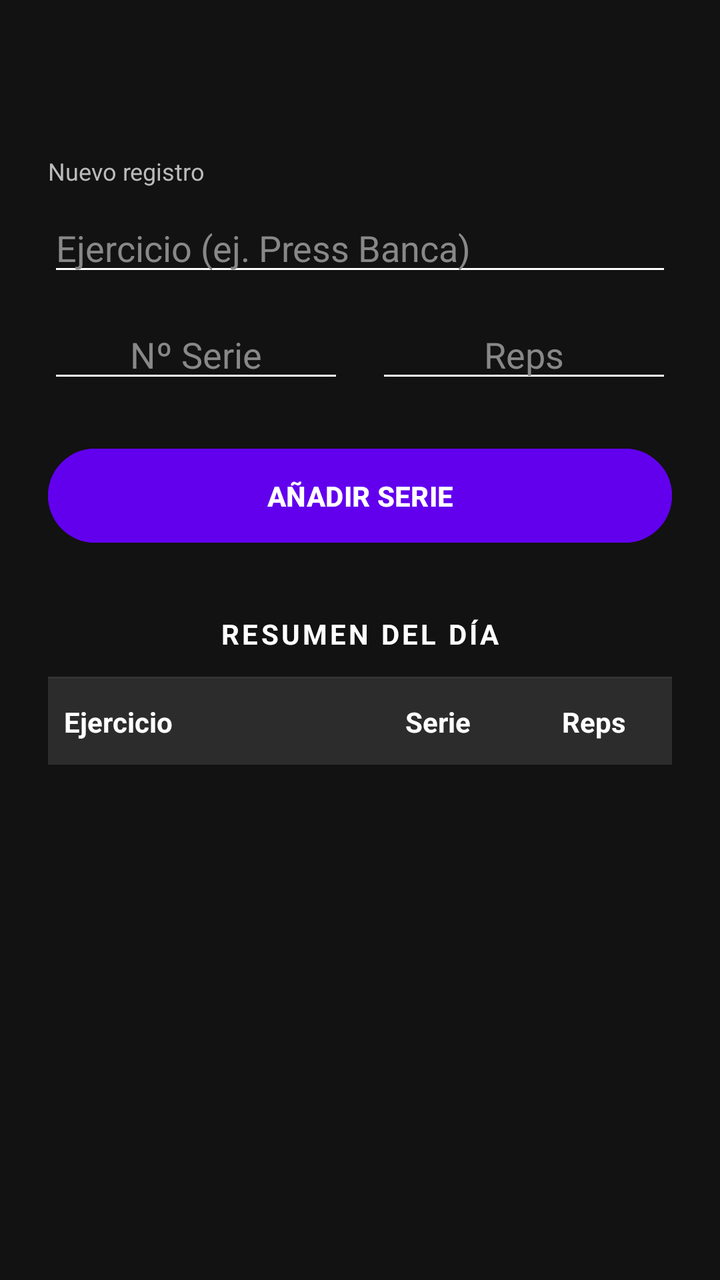
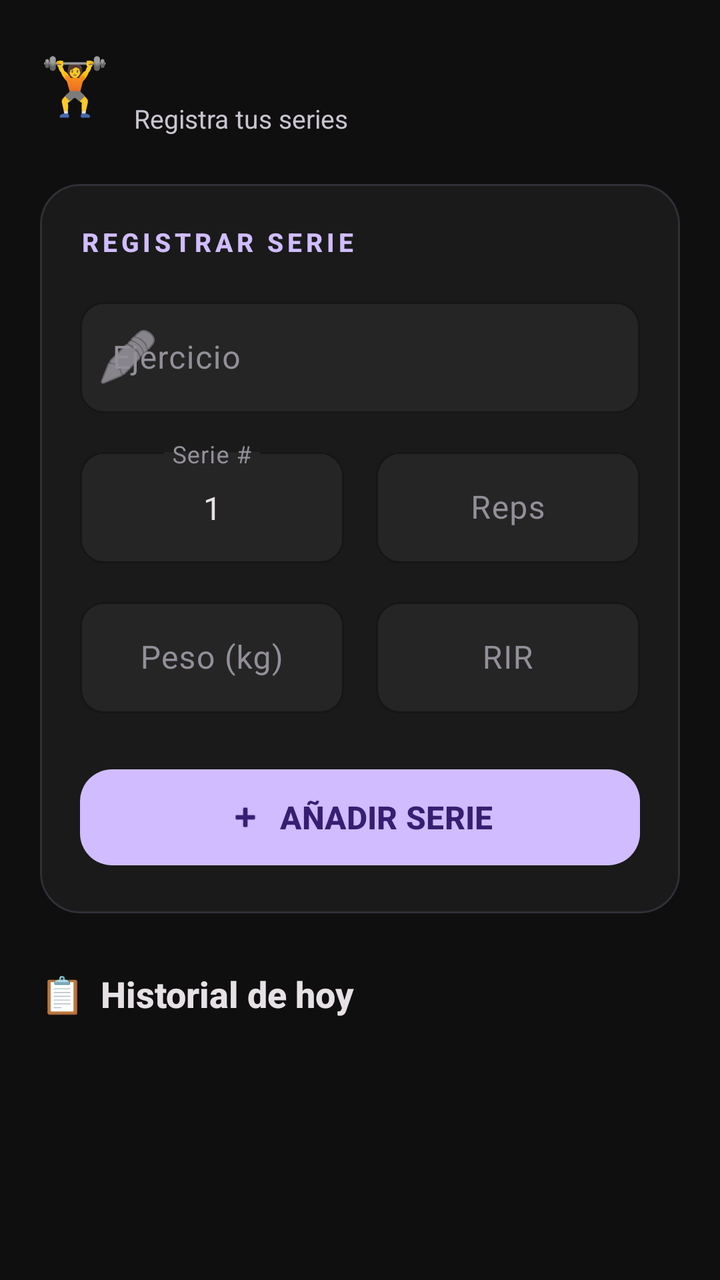

Compare the two renders of this Android layout. The source of the first and the diff that turns it into the second are given below.
<!-- AndroidManifest.xml: application theme Theme.TrackMyTraining -->
<!-- res/layout/activity_registro.xml -->
<ScrollView xmlns:android="http://schemas.android.com/apk/res/android"
    android:layout_width="match_parent"
    android:layout_height="match_parent"
    android:background="#121212"
    android:fitsSystemWindows="true"
    android:fillViewport="true"> <LinearLayout
    android:layout_width="match_parent"
    android:layout_height="wrap_content"
    android:padding="24dp"
    android:orientation="vertical">

    <TextView
        android:id="@+id/tvTituloFecha"
        android:layout_width="match_parent"
        android:layout_height="wrap_content"
        android:textSize="22sp"
        android:textStyle="bold"
        android:textColor="#FFFFFF"
        android:gravity="center_horizontal"
        android:layout_marginBottom="24dp"/>

    <TextView
        android:layout_width="wrap_content"
        android:layout_height="wrap_content"
        android:text="Nuevo registro"
        android:textColor="#BBBBBB"
        android:textSize="12sp"
        android:layout_marginBottom="8dp"/>

    <EditText
        android:id="@+id/etEjercicio"
        android:layout_width="match_parent"
        android:layout_height="wrap_content"
        android:textColor="#FFFFFF"
        android:textColorHint="#888888"
        android:backgroundTint="#FFFFFF"
        android:hint="Ejercicio (ej. Press Banca)"
        android:inputType="textCapSentences"
        android:layout_marginBottom="12dp"/>

    <LinearLayout
        android:layout_width="match_parent"
        android:layout_height="wrap_content"
        android:orientation="horizontal"
        android:baselineAligned="false">

        <EditText
            android:id="@+id/etNumSerie"
            android:layout_width="0dp"
            android:layout_weight="1"
            android:layout_height="wrap_content"
            android:inputType="number"
            android:textColor="#FFFFFF"
            android:textColorHint="#888888"
            android:backgroundTint="#FFFFFF"
            android:hint="Nº Serie"
            android:gravity="center"
            android:layout_marginEnd="16dp"/>

        <EditText
            android:id="@+id/etReps"
            android:layout_width="0dp"
            android:layout_weight="1"
            android:layout_height="wrap_content"
            android:inputType="number"
            android:textColor="#FFFFFF"
            android:textColorHint="#888888"
            android:backgroundTint="#FFFFFF"
            android:gravity="center"
            android:hint="Reps" />
    </LinearLayout>

    <Button
        android:id="@+id/btnGuardar"
        android:layout_width="match_parent"
        android:layout_height="55dp"
        android:text="AÑADIR SERIE"
        android:textStyle="bold"
        android:backgroundTint="#FF6200EE"
        android:layout_marginTop="24dp"
        android:layout_marginBottom="32dp"/>

    <TextView
        android:text="RESUMEN DEL DÍA"
        android:textStyle="bold"
        android:textColor="#FFFFFF"
        android:textSize="14sp"
        android:letterSpacing="0.1"
        android:layout_width="match_parent"
        android:layout_height="wrap_content"
        android:gravity="center_horizontal"
        android:layout_marginBottom="12dp"/>

    <View
        android:layout_width="match_parent"
        android:layout_height="1dp"
        android:background="#333333"
        android:layout_marginBottom="0dp"/>

    <LinearLayout
        android:layout_width="match_parent"
        android:layout_height="wrap_content"
        android:orientation="horizontal"
        android:background="#2C2C2C"
        android:paddingTop="12dp"
        android:paddingBottom="12dp">

        <TextView
            android:text="Ejercicio"
            android:textStyle="bold"
            android:textColor="#FFFFFF"
            android:layout_width="0dp"
            android:layout_height="wrap_content"
            android:layout_weight="2"
            android:paddingStart="8dp"/>

        <TextView
            android:text="Serie"
            android:textStyle="bold"
            android:textColor="#FFFFFF"
            android:gravity="center"
            android:layout_width="0dp"
            android:layout_height="wrap_content"
            android:layout_weight="1"/>

        <TextView
            android:text="Reps"
            android:textStyle="bold"
            android:textColor="#FFFFFF"
            android:gravity="center"
            android:layout_width="0dp"
            android:layout_height="wrap_content"
            android:layout_weight="1"/>
    </LinearLayout>

    <LinearLayout
        android:id="@+id/llContenedorTabla"
        android:layout_width="match_parent"
        android:layout_height="wrap_content"
        android:orientation="vertical">
    </LinearLayout>

</LinearLayout>
</ScrollView>
<!-- resources referenced by this layout -->
<resources>
  <style name="Base.Theme.TrackMyTraining" parent="Theme.Material3.DayNight.NoActionBar">
          
          
      </style>
  <!-- unchanged entries left out for length: 1 -->
</resources>

<!-- the commit's change to res/layout/activity_registro.xml (unified diff, before → after) -->
@@ -1,144 +1,259 @@
 <ScrollView xmlns:android="http://schemas.android.com/apk/res/android"
+    xmlns:app="http://schemas.android.com/apk/res-auto"
     android:layout_width="match_parent"
     android:layout_height="match_parent"
-    android:background="#121212"
-    android:fitsSystemWindows="true"
-    android:fillViewport="true"> <LinearLayout
-    android:layout_width="match_parent"
-    android:layout_height="wrap_content"
-    android:padding="24dp"
-    android:orientation="vertical">
-
-    <TextView
-        android:id="@+id/tvTituloFecha"
-        android:layout_width="match_parent"
-        android:layout_height="wrap_content"
-        android:textSize="22sp"
-        android:textStyle="bold"
-        android:textColor="#FFFFFF"
-        android:gravity="center_horizontal"
-        android:layout_marginBottom="24dp"/>
-
-    <TextView
-        android:layout_width="wrap_content"
-        android:layout_height="wrap_content"
-        android:text="Nuevo registro"
-        android:textColor="#BBBBBB"
-        android:textSize="12sp"
-        android:layout_marginBottom="8dp"/>
-
-    <EditText
-        android:id="@+id/etEjercicio"
-        android:layout_width="match_parent"
-        android:layout_height="wrap_content"
-        android:textColor="#FFFFFF"
-        android:textColorHint="#888888"
-        android:backgroundTint="#FFFFFF"
-        android:hint="Ejercicio (ej. Press Banca)"
-        android:inputType="textCapSentences"
-        android:layout_marginBottom="12dp"/>
+    android:background="@color/md_theme_dark_background"
+    android:fillViewport="true"
+    android:fitsSystemWindows="true">
 
     <LinearLayout
         android:layout_width="match_parent"
         android:layout_height="wrap_content"
-        android:orientation="horizontal"
-        android:baselineAligned="false">
-
-        <EditText
-            android:id="@+id/etNumSerie"
-            android:layout_width="0dp"
-            android:layout_weight="1"
-            android:layout_height="wrap_content"
-            android:inputType="number"
-            android:textColor="#FFFFFF"
-            android:textColorHint="#888888"
-            android:backgroundTint="#FFFFFF"
-            android:hint="Nº Serie"
-            android:gravity="center"
-            android:layout_marginEnd="16dp"/>
-
-        <EditText
-            android:id="@+id/etReps"
-            android:layout_width="0dp"
-            android:layout_weight="1"
-            android:layout_height="wrap_content"
-            android:inputType="number"
-            android:textColor="#FFFFFF"
-            android:textColorHint="#888888"
-            android:backgroundTint="#FFFFFF"
-            android:gravity="center"
-            android:hint="Reps" />
+        android:orientation="vertical"
+        android:paddingHorizontal="20dp"
+        android:paddingTop="16dp"
+        android:paddingBottom="32dp">
+
+        
+        
+        
+        <LinearLayout
+            android:layout_width="match_parent"
+            android:layout_height="wrap_content"
+            android:orientation="horizontal"
+            android:gravity="center_vertical"
+            android:layout_marginBottom="24dp">
+
+            <TextView
+                android:layout_width="wrap_content"
+                android:layout_height="wrap_content"
+                android:text="🏋️"
+                android:textSize="28sp"
+                android:layout_marginEnd="12dp" />
+
+            <LinearLayout
+                android:layout_width="0dp"
+                android:layout_height="wrap_content"
+                android:layout_weight="1"
+                android:orientation="vertical">
+
+                <TextView
+                    android:id="@+id/tvTituloFecha"
+                    android:layout_width="match_parent"
+                    android:layout_height="wrap_content"
+                    android:textSize="24sp"
+                    android:textStyle="bold"
+                    android:textColor="@color/text_primary"
+                    android:fontFamily="sans-serif-medium" />
+
+                <TextView
+                    android:layout_width="wrap_content"
+                    android:layout_height="wrap_content"
+                    android:text="@string/registro_subtitle"
+                    android:textSize="13sp"
+                    android:textColor="@color/text_secondary"
+                    android:layout_marginTop="2dp" />
+
+            </LinearLayout>
+        </LinearLayout>
+
+        
+        
+        
+        <com.google.android.material.card.MaterialCardView
+            android:layout_width="match_parent"
+            android:layout_height="wrap_content"
+            android:layout_marginBottom="28dp"
+            app:cardBackgroundColor="@color/md_theme_dark_surface"
+            app:cardCornerRadius="20dp"
+            app:cardElevation="0dp"
+            app:strokeColor="@color/md_theme_dark_outlineVariant"
+            app:strokeWidth="1dp">
+
+            <LinearLayout
+                android:layout_width="match_parent"
+                android:layout_height="wrap_content"
+                android:orientation="vertical"
+                android:padding="20dp">
+
+                
+                <TextView
+                    android:layout_width="wrap_content"
+                    android:layout_height="wrap_content"
+                    android:layout_marginBottom="16dp"
+                    android:text="@string/registrar_serie_label"
+                    android:textColor="@color/md_theme_dark_primary"
+                    android:textSize="13sp"
+                    android:textStyle="bold"
+                    android:textAllCaps="true"
+                    android:letterSpacing="0.15"
+                    android:fontFamily="sans-serif-medium" />
+
+                
+                <com.google.android.material.textfield.TextInputLayout
+                    android:layout_width="match_parent"
+                    android:layout_height="wrap_content"
+                    android:layout_marginBottom="14dp"
+                    android:hint="@string/hint_ejercicio"
+                    app:startIconDrawable="@android:drawable/ic_menu_edit">
+
+                    <com.google.android.material.textfield.TextInputEditText
+                        android:id="@+id/etEjercicio"
+                        android:layout_width="match_parent"
+                        android:layout_height="wrap_content"
+                        android:inputType="textCapSentences|textAutoComplete"
+                        android:textColor="@color/text_primary"
+                        android:textSize="16sp" />
+                </com.google.android.material.textfield.TextInputLayout>
+
+                
+                <LinearLayout
+                    android:layout_width="match_parent"
+                    android:layout_height="wrap_content"
+                    android:layout_marginBottom="14dp"
+                    android:orientation="horizontal">
+
+                    <com.google.android.material.textfield.TextInputLayout
+                        android:layout_width="0dp"
+                        android:layout_height="wrap_content"
+                        android:layout_weight="1"
+                        android:layout_marginEnd="8dp"
+                        android:hint="@string/hint_serie">
+
+                        <com.google.android.material.textfield.TextInputEditText
+                            android:id="@+id/etNumSerie"
+                            android:layout_width="match_parent"
+                            android:layout_height="wrap_content"
+                            android:inputType="number"
+                            android:text="1"
+                            android:gravity="center"
+                            android:textColor="@color/text_primary"
+                            android:textSize="16sp" />
+                    </com.google.android.material.textfield.TextInputLayout>
+
+                    <com.google.android.material.textfield.TextInputLayout
+                        android:layout_width="0dp"
+                        android:layout_height="wrap_content"
+                        android:layout_weight="1"
+                        android:layout_marginStart="8dp"
+                        android:hint="@string/hint_reps">
+
+                        <com.google.android.material.textfield.TextInputEditText
+                            android:id="@+id/etReps"
+                            android:layout_width="match_parent"
+                            android:layout_height="wrap_content"
+                            android:inputType="number"
+                            android:gravity="center"
+                            android:textColor="@color/text_primary"
+                            android:textSize="16sp" />
+                    </com.google.android.material.textfield.TextInputLayout>
+                </LinearLayout>
+
+                
+                <LinearLayout
+                    android:layout_width="match_parent"
+                    android:layout_height="wrap_content"
+                    android:layout_marginBottom="24dp"
+                    android:orientation="horizontal">
+
+                    <com.google.android.material.textfield.TextInputLayout
+                        android:layout_width="0dp"
+                        android:layout_height="wrap_content"
+                        android:layout_weight="1"
+                        android:layout_marginEnd="8dp"
+                        android:hint="@string/hint_peso">
+
+                        <com.google.android.material.textfield.TextInputEditText
+                            android:id="@+id/etPeso"
+                            android:layout_width="match_parent"
+                            android:layout_height="wrap_content"
+                            android:inputType="numberDecimal"
+                            android:gravity="center"
+                            android:textColor="@color/text_primary"
+                            android:textSize="16sp" />
+                    </com.google.android.material.textfield.TextInputLayout>
+
+                    <com.google.android.material.textfield.TextInputLayout
+                        android:layout_width="0dp"
+                        android:layout_height="wrap_content"
+                        android:layout_weight="1"
+                        android:layout_marginStart="8dp"
+                        android:hint="@string/hint_rir">
+
+                        <com.google.android.material.textfield.TextInputEditText
+                            android:id="@+id/etRir"
+                            android:layout_width="match_parent"
+                            android:layout_height="wrap_content"
+                            android:inputType="numberDecimal"
+                            android:gravity="center"
+                            android:textColor="@color/text_primary"
+                            android:textSize="16sp" />
+                    </com.google.android.material.textfield.TextInputLayout>
+                </LinearLayout>
+
+                
+                <com.google.android.material.button.MaterialButton
+                    android:id="@+id/btnGuardar"
+                    android:layout_width="match_parent"
+                    android:layout_height="56dp"
+                    android:text="@string/btn_add_serie"
+                    app:icon="@android:drawable/ic_input_add"
+                    app:iconGravity="textStart"
+                    app:iconPadding="8dp" />
+
+            </LinearLayout>
+        </com.google.android.material.card.MaterialCardView>
+
+        
+        
+        
+        <LinearLayout
+            android:layout_width="match_parent"
+            android:layout_height="wrap_content"
+            android:orientation="horizontal"
+            android:gravity="center_vertical"
+            android:layout_marginBottom="16dp">
+
+            <TextView
+                android:layout_width="wrap_content"
+                android:layout_height="wrap_content"
+                android:text="📋"
+                android:textSize="18sp"
+                android:layout_marginEnd="8dp" />
+
+            <TextView
+                android:layout_width="wrap_content"
+                android:layout_height="wrap_content"
+                android:text="@string/historial_label"
+                android:textColor="@color/text_primary"
+                android:textSize="18sp"
+                android:textStyle="bold"
+                android:fontFamily="sans-serif-medium" />
+        </LinearLayout>
+
+        
+        <com.google.android.material.button.MaterialButton
+            android:id="@+id/btnEliminarSeleccionados"
+            android:layout_width="match_parent"
+            android:layout_height="48dp"
+            android:layout_marginBottom="12dp"
+            android:text="@string/btn_delete_selected"
+            android:textSize="14sp"
+            android:visibility="gone"
+            app:backgroundTint="@color/md_theme_dark_error"
+            android:textColor="@color/md_theme_dark_onError"
+            app:cornerRadius="12dp"
+            app:icon="@android:drawable/ic_menu_delete"
+            app:iconGravity="textStart"
+            app:iconPadding="8dp" />
+
+        
+        <LinearLayout
+            android:id="@+id/llContenedorTabla"
+            android:layout_width="match_parent"
+            android:layout_height="wrap_content"
+            android:orientation="vertical"
+            android:animateLayoutChanges="true" />
+
     </LinearLayout>
-
-    <Button
-        android:id="@+id/btnGuardar"
-        android:layout_width="match_parent"
-        android:layout_height="55dp"
-        android:text="AÑADIR SERIE"
-        android:textStyle="bold"
-        android:backgroundTint="#FF6200EE"
-        android:layout_marginTop="24dp"
-        android:layout_marginBottom="32dp"/>
-
-    <TextView
-        android:text="RESUMEN DEL DÍA"
-        android:textStyle="bold"
-        android:textColor="#FFFFFF"
-        android:textSize="14sp"
-        android:letterSpacing="0.1"
-        android:layout_width="match_parent"
-        android:layout_height="wrap_content"
-        android:gravity="center_horizontal"
-        android:layout_marginBottom="12dp"/>
-
-    <View
-        android:layout_width="match_parent"
-        android:layout_height="1dp"
-        android:background="#333333"
-        android:layout_marginBottom="0dp"/>
-
-    <LinearLayout
-        android:layout_width="match_parent"
-        android:layout_height="wrap_content"
-        android:orientation="horizontal"
-        android:background="#2C2C2C"
-        android:paddingTop="12dp"
-        android:paddingBottom="12dp">
-
-        <TextView
-            android:text="Ejercicio"
-            android:textStyle="bold"
-            android:textColor="#FFFFFF"
-            android:layout_width="0dp"
-            android:layout_height="wrap_content"
-            android:layout_weight="2"
-            android:paddingStart="8dp"/>
-
-        <TextView
-            android:text="Serie"
-            android:textStyle="bold"
-            android:textColor="#FFFFFF"
-            android:gravity="center"
-            android:layout_width="0dp"
-            android:layout_height="wrap_content"
-            android:layout_weight="1"/>
-
-        <TextView
-            android:text="Reps"
-            android:textStyle="bold"
-            android:textColor="#FFFFFF"
-            android:gravity="center"
-            android:layout_width="0dp"
-            android:layout_height="wrap_content"
-            android:layout_weight="1"/>
-    </LinearLayout>
-
-    <LinearLayout
-        android:id="@+id/llContenedorTabla"
-        android:layout_width="match_parent"
-        android:layout_height="wrap_content"
-        android:orientation="vertical">
-    </LinearLayout>
-
-</LinearLayout>
 </ScrollView>
<!-- resource entries referenced after the edit -->
@@ -1,9 +1,90 @@
 <!-- resources referenced by this layout -->
 <resources>
-  <style name="Base.Theme.TrackMyTraining" parent="Theme.Material3.DayNight.NoActionBar">
+  <color name="md_theme_dark_background">#0F0F0F</color>
+  <color name="md_theme_dark_error">#F2B8B5</color>
+  <color name="md_theme_dark_onError">#601410</color>
+  <color name="md_theme_dark_outlineVariant">#322F37</color>
+  <color name="md_theme_dark_primary">#D0BCFF</color>
+  <color name="md_theme_dark_surface">#1A1A1A</color>
+  <color name="text_primary">#E6E1E5</color>
+  <color name="text_secondary">#CAC4D0</color>
+  <string name="btn_add_serie">AÑADIR SERIE</string>
+  <string name="btn_delete_selected">ELIMINAR SELECCIONADOS</string>
+  <string name="hint_ejercicio">Ejercicio</string>
+  <string name="hint_peso">Peso (kg)</string>
+  <string name="hint_reps">Reps</string>
+  <string name="hint_rir">RIR</string>
+  <string name="hint_serie">Serie #</string>
+  <string name="historial_label">Historial de hoy</string>
+  <string name="registrar_serie_label">Registrar Serie</string>
+  <string name="registro_subtitle">Registra tus series</string>
+  <style name="Base.Theme.TrackMyTraining" parent="Theme.Material3.Dark.NoActionBar">
           
+          <item name="colorPrimary">@color/md_theme_dark_primary</item>
+          <item name="colorOnPrimary">@color/md_theme_dark_onPrimary</item>
+          <item name="colorPrimaryContainer">@color/md_theme_dark_primaryContainer</item>
+          <item name="colorOnPrimaryContainer">@color/md_theme_dark_onPrimaryContainer</item>
+  
           
+          <item name="colorSecondary">@color/md_theme_dark_secondary</item>
+          <item name="colorOnSecondary">@color/md_theme_dark_onSecondary</item>
+  
+          
+          <item name="android:colorBackground">@color/md_theme_dark_background</item>
+          <item name="colorSurface">@color/md_theme_dark_surface</item>
+          <item name="colorSurfaceVariant">@color/md_theme_dark_surfaceVariant</item>
+          <item name="colorOnSurface">@color/md_theme_dark_onSurface</item>
+          <item name="colorOnSurfaceVariant">@color/md_theme_dark_onSurfaceVariant</item>
+          <item name="colorSurfaceContainerHigh">@color/md_theme_dark_surfaceContainer</item>
+  
+          
+          <item name="colorOutline">@color/md_theme_dark_outline</item>
+          <item name="colorOutlineVariant">@color/md_theme_dark_outlineVariant</item>
+  
+          
+          <item name="colorError">@color/md_theme_dark_error</item>
+          <item name="colorOnError">@color/md_theme_dark_onError</item>
+  
+          
+          <item name="android:statusBarColor">@color/md_theme_dark_background</item>
+          <item name="android:navigationBarColor">@color/md_theme_dark_background</item>
+          <item name="android:windowLightStatusBar" tools:targetApi="m">false</item>
+  
+          
+          <item name="textInputStyle">@style/Widget.TrackMyTraining.TextInputLayout</item>
+  
+          
+          <item name="materialButtonStyle">@style/Widget.TrackMyTraining.Button</item>
       </style>
+  <color name="md_theme_dark_onPrimary">#381E72</color>
+  <color name="md_theme_dark_primaryContainer">#4F378B</color>
+  <color name="md_theme_dark_onPrimaryContainer">#EADDFF</color>
+  <color name="md_theme_dark_secondary">#CCC2DC</color>
+  <color name="md_theme_dark_onSecondary">#332D41</color>
+  <color name="md_theme_dark_surfaceVariant">#252525</color>
+  <color name="md_theme_dark_onSurface">#E6E1E5</color>
+  <color name="md_theme_dark_onSurfaceVariant">#CAC4D0</color>
+  <color name="md_theme_dark_surfaceContainer">#1E1E1E</color>
+  <color name="md_theme_dark_outline">#49454F</color>
+  <style name="Widget.TrackMyTraining.TextInputLayout" parent="Widget.Material3.TextInputLayout.OutlinedBox">
+          <item name="boxBackgroundColor">@color/md_theme_dark_surfaceVariant</item>
+          <item name="boxStrokeColor">@color/md_theme_dark_primary</item>
+          <item name="boxCornerRadiusTopStart">12dp</item>
+          <item name="boxCornerRadiusTopEnd">12dp</item>
+          <item name="boxCornerRadiusBottomStart">12dp</item>
+          <item name="boxCornerRadiusBottomEnd">12dp</item>
+          <item name="hintTextColor">@color/md_theme_dark_primary</item>
+          <item name="android:textColorHint">@color/text_hint</item>
+          <item name="boxStrokeWidth">1dp</item>
+      </style>
+  <style name="Widget.TrackMyTraining.Button" parent="Widget.Material3.Button">
+          <item name="cornerRadius">16dp</item>
+          <item name="backgroundTint">@color/md_theme_dark_primary</item>
+          <item name="android:textColor">@color/md_theme_dark_onPrimary</item>
+          <item name="android:textStyle">bold</item>
+          <item name="android:textSize">16sp</item>
+      </style>
+  <color name="text_hint">#938F99</color>
   <!-- unchanged entries left out for length: 1 -->
 </resources>
 
